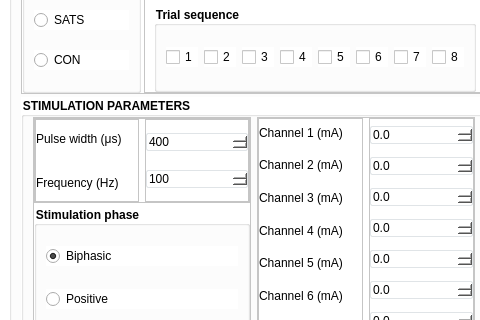
Before: the Qt Designer form GUI_EAST_Qt_v01_names.ui in ilariapulito/east-calibration-gui, drawn with Qt 5; both pictures show x 0 to 480 and y 141 to 461 of the 994 by 749 pixel window.
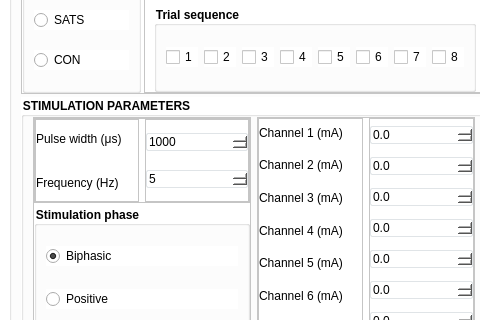
After: the same form once the commit is applied.

Commit message: Stimulation calibration GUI separation from main GUI and updated to include new features and bug fixes.

The edit to the form file:
```diff
--- a/GUI_EAST_Qt_v01_names.ui
+++ b/GUI_EAST_Qt_v01_names.ui
@@ -504,7 +504,7 @@
                       <number>25</number>
                      </property>
                      <property name="value">
-                      <number>400</number>
+                      <number>1000</number>
                      </property>
                     </widget>
                    </item>
@@ -517,7 +517,7 @@
                       <number>100</number>
                      </property>
                      <property name="value">
-                      <number>100</number>
+                      <number>5</number>
                      </property>
                     </widget>
                    </item>
```
The commit also changes 1 other file.
